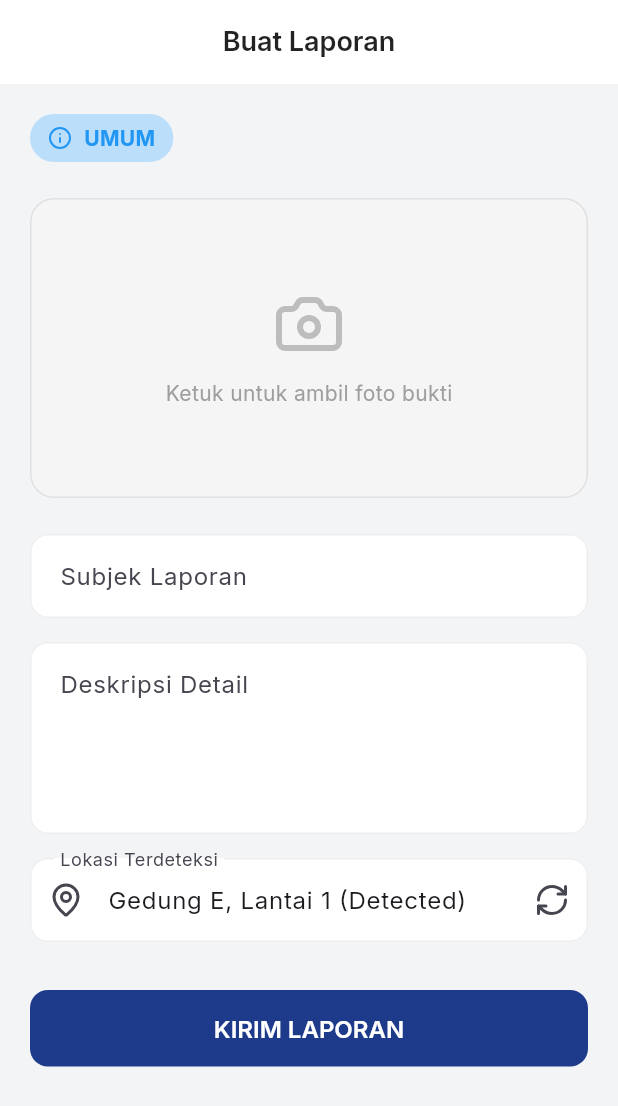
After one commit to laporfsm/lapor-fsm, a Flutter app: the CreateReportPage screen opened by its route, on a phone screen of 412 x 824 dp. The commit adds this screen. Shown: the top 1106 px of the screen. Run offline on Flutter 3.47's test engine with Material 3 defaults, Android fonts, the phone set to English and light mode, and no system bars; our stand-ins replace flutter_riverpod, gap, go_router, google_fonts, lucide_icons; network calls fail.

Commit message:
Feat (Fuad): Complete Report Flow (Emergency & Regular)

```diff
--- /dev/null
+++ b/mobile/lib/core/router/app_router.dart
@@ -0,0 +1,28 @@
+import 'package:go_router/go_router.dart';
+import 'package:mobile/features/pelapor/presentation/pages/home_page.dart';
+import 'package:mobile/features/pelapor/presentation/pages/report/create_report_page.dart';
+import 'package:mobile/features/pelapor/presentation/pages/report/report_success_page.dart';
+
+final appRouter = GoRouter(
+  initialLocation: '/',
+  routes: [
+    GoRoute(
+      path: '/',
+      builder: (context, state) => const HomePage(),
+    ),
+    GoRoute(
+      path: '/create-report',
+      builder: (context, state) {
+        final extra = state.extra as Map<String, dynamic>? ?? {};
+        return CreateReportPage(
+          category: extra['category'] ?? 'Umum',
+          isEmergency: extra['isEmergency'] ?? false,
+        );
+      },
+    ),
+    GoRoute(
+      path: '/report-success',
+      builder: (context, state) => const ReportSuccessPage(),
+    ),
+  ],
+);
--- /dev/null
+++ b/mobile/lib/features/pelapor/presentation/pages/report/create_report_page.dart
@@ -0,0 +1,167 @@
+import 'package:flutter/material.dart';
+import 'package:gap/gap.dart';
+import 'package:go_router/go_router.dart';
+import 'package:lucide_icons/lucide_icons.dart';
+import 'package:mobile/theme.dart';
+
+class CreateReportPage extends StatefulWidget {
+  final String category;
+  final bool isEmergency;
+
+  const CreateReportPage({
+    super.key,
+    required this.category,
+    this.isEmergency = false,
+  });
+
+  @override
+  State<CreateReportPage> createState() => _CreateReportPageState();
+}
+
+class _CreateReportPageState extends State<CreateReportPage> {
+  final _formKey = GlobalKey<FormState>();
+
+  // Controllers
+  final _subjectController = TextEditingController();
+  final _descController = TextEditingController();
+  final _locationController = TextEditingController(text: "Gedung E, Lantai 1 (Detected)"); // Mock Auto-location
+
+  bool _isSubmitting = false;
+
+  Future<void> _submitReport() async {
+    if (!_formKey.currentState!.validate()) return;
+
+    setState(() => _isSubmitting = true);
+
+    // Simulate Network Request
+    await Future.delayed(const Duration(seconds: 2));
+
+    if (mounted) {
+      setState(() => _isSubmitting = false);
+      // Navigate to Success/Detail Page
+      context.go('/report-success');
+    }
+  }
+
+  @override
+  Widget build(BuildContext context) {
+    return Scaffold(
+      appBar: AppBar(
+        title: Text(widget.isEmergency ? "Lapor Darurat" : "Buat Laporan"),
+        backgroundColor: widget.isEmergency ? AppTheme.emergencyColor : Colors.white,
+        foregroundColor: widget.isEmergency ? Colors.white : Colors.black,
+      ),
+      body: SingleChildScrollView(
+        padding: const EdgeInsets.all(20),
+        child: Form(
+          key: _formKey,
+          child: Column(
+            crossAxisAlignment: CrossAxisAlignment.start,
+            children: [
+              // Category Badge
+              Container(
+                padding: const EdgeInsets.symmetric(horizontal: 12, vertical: 6),
+                decoration: BoxDecoration(
+                  color: widget.isEmergency ? Colors.red.shade100 : Colors.blue.shade100,
+                  borderRadius: BorderRadius.circular(20),
+                ),
+                child: Row(
+                  mainAxisSize: MainAxisSize.min,
+                  children: [
+                    Icon(
+                      widget.isEmergency ? LucideIcons.siren : LucideIcons.info,
+                      size: 16,
+                      color: widget.isEmergency ? Colors.red : Colors.blue,
+                    ),
+                    const Gap(8),
+                    Text(
+                      widget.category.toUpperCase(),
+                      style: TextStyle(
+                        color: widget.isEmergency ? Colors.red : Colors.blue,
+                        fontWeight: FontWeight.bold,
+                      ),
+                    ),
+                  ],
+                ),
+              ),
+              const Gap(24),
+
+              // Photo Upload Section
+              GestureDetector(
+                onTap: () {
+                  // Todo: Implement Camera Picker
+                },
+                child: Container(
+                  height: 200,
+                  width: double.infinity,
+                  decoration: BoxDecoration(
+                    color: Colors.grey.shade100,
+                    borderRadius: BorderRadius.circular(16),
+                    border: Border.all(color: Colors.grey.shade300, style: BorderStyle.solid),
+                  ),
+                  child: Column(
+                    mainAxisAlignment: MainAxisAlignment.center,
+                    children: [
+                      Icon(LucideIcons.camera, size: 48, color: Colors.grey.shade400),
+                      const Gap(12),
+                      Text("Ketuk untuk ambil foto bukti", style: TextStyle(color: Colors.grey.shade500)),
+                    ],
+                  ),
+                ),
+              ),
+              const Gap(24),
+
+              // Inputs
+              TextFormField(
+                controller: _subjectController,
+                decoration: const InputDecoration(
+                  labelText: "Subjek Laporan",
+                  hintText: "Contoh: AC Bocor di R. E102",
+                ),
+                validator: (value) => value!.isEmpty ? "Subjek tidak boleh kosong" : null,
+              ),
+              const Gap(16),
+              TextFormField(
+                controller: _descController,
+                maxLines: 4,
+                decoration: const InputDecoration(
+                  labelText: "Deskripsi Detail",
+                  hintText: "Jelaskan kronologi atau kondisi kerusakan...",
+                  alignLabelWithHint: true,
+                ),
+                validator: (value) => value!.isEmpty ? "Deskripsi tidak boleh kosong" : null,
+              ),
+              const Gap(16),
+              TextFormField(
+                controller: _locationController,
+                readOnly: true,
+                decoration: InputDecoration(
+                  labelText: "Lokasi Terdeteksi",
+                  prefixIcon: const Icon(LucideIcons.mapPin),
+                  suffixIcon: IconButton(
+                    icon: const Icon(LucideIcons.refreshCw),
+                    onPressed: () {}, // Refresh Location
+                  ),
+                ),
+              ),
+
+              const Gap(32),
+              SizedBox(
+                width: double.infinity,
+                child: ElevatedButton(
+                  onPressed: _isSubmitting ? null : _submitReport,
+                  style: ElevatedButton.styleFrom(
+                    backgroundColor: widget.isEmergency ? AppTheme.emergencyColor : AppTheme.primaryColor,
+                  ),
+                  child: _isSubmitting
+                    ? const CircularProgressIndicator(color: Colors.white)
+                    : const Text("KIRIM LAPORAN"),
+                ),
+              ),
+            ],
+          ),
+        ),
+      ),
+    );
+  }
+}
--- a/mobile/lib/main.dart
+++ b/mobile/lib/main.dart
@@ -1,6 +1,6 @@
 import 'package:flutter/material.dart';
 import 'package:flutter_riverpod/flutter_riverpod.dart';
-import 'package:mobile/features/pelapor/presentation/pages/home_page.dart';
+import 'package:mobile/core/router/app_router.dart'; // Add Router Import
 import 'package:mobile/theme.dart';
 
 void main() {
@@ -12,10 +12,10 @@ class MyApp extends StatelessWidget {
 
   @override
   Widget build(BuildContext context) {
-    return MaterialApp(
+    return MaterialApp.router( // Change to .router
       title: 'Lapor FSM!',
       theme: AppTheme.lightTheme,
-      home: const HomePage(), // For now, direct to Home. Later use Router.
+      routerConfig: appRouter, // Use the router
       debugShowCheckedModeBanner: false,
     );
   }
```
Also changed, not shown: mobile/lib/features/pelapor/presentation/pages/home_page.dart (+16 -2 lines), mobile/lib/features/pelapor/presentation/pages/report/report_success_page.dart (added, +53 -0 lines).
